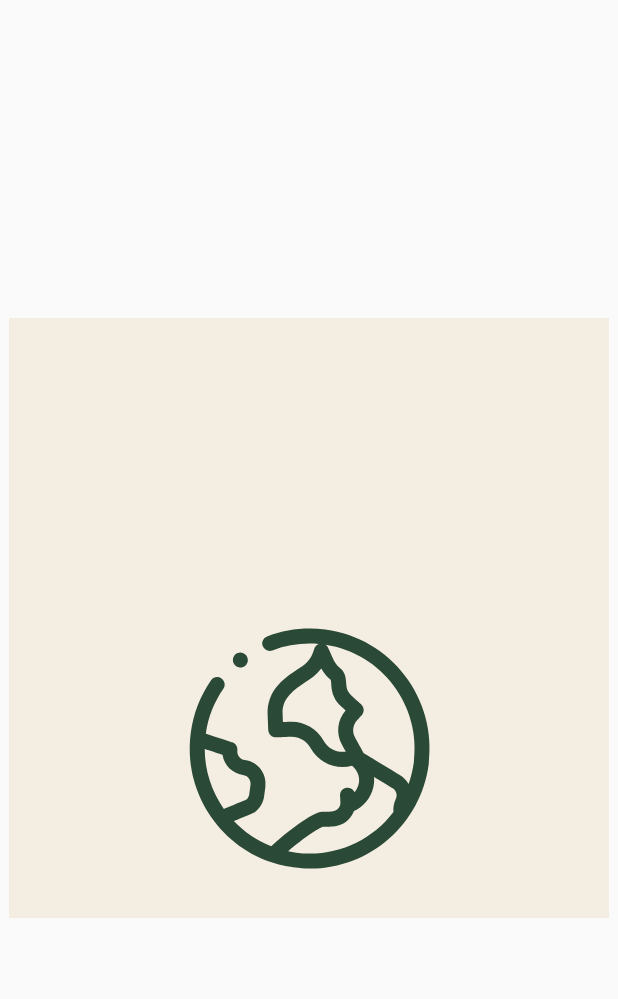
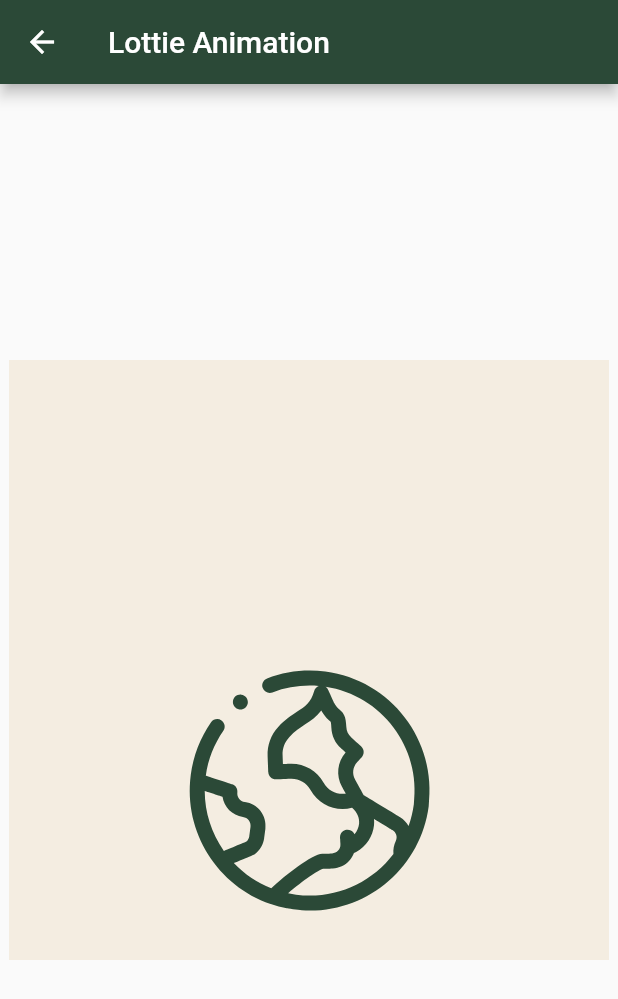
Before and after one commit to mt-tadayon/animation_in_flutter, a Flutter app: the LottieAnimation screen opened directly, on a phone screen of 412 x 824 dp. Shown: the top 999 px of the screen. Run offline on Flutter 3.47's test engine with Material 2 defaults, Android fonts, the phone set to English and light mode, and no system bars; our stand-ins replace lottie.

Commit message:
Complete the appbar

```diff
--- a/lib/lottie_animation.dart
+++ b/lib/lottie_animation.dart
@@ -10,6 +10,7 @@ class _LottieAnimationState extends State<LottieAnimation> {
   @override
   Widget build(BuildContext context) {
     return Scaffold(
+      appBar: AppBar(title: Text('Lottie Animation'), backgroundColor: const Color(0xff2B4937),),
       body: Center(
         child: Lottie.asset(
           'assets/animation/eco-earth.json',
```
